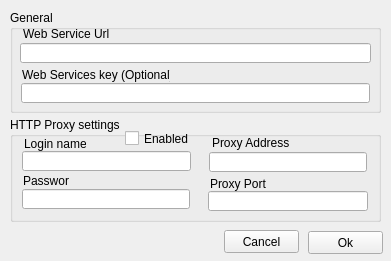
This is src/settings.ui in plaatsoft/plaatscore as Qt 5 draws it before an edit. The edited form follows.
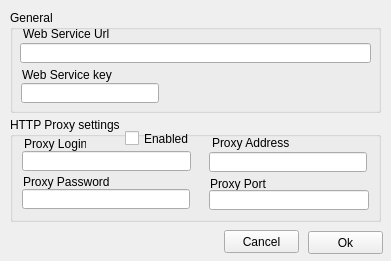
This is the edited form.

Commit message: Next development release

What changed in the file:
```diff
--- a/src/settings.ui
+++ b/src/settings.ui
@@ -64,7 +64,7 @@
      </rect>
     </property>
     <property name="text">
-     <string>Web Services key (Optional)</string>
+     <string>Web Service key</string>
     </property>
    </widget>
    <widget class="QLineEdit" name="webServiceKeyEdit">
@@ -72,7 +72,7 @@
      <rect>
       <x>11</x>
       <y>73</y>
-      <width>349</width>
+      <width>138</width>
       <height>20</height>
      </rect>
     </property>
@@ -126,7 +126,7 @@
      </rect>
     </property>
     <property name="text">
-     <string>Login name</string>
+     <string>Proxy Login</string>
     </property>
    </widget>
    <widget class="QLabel" name="label_4">
@@ -134,12 +134,12 @@
      <rect>
       <x>13</x>
       <y>57</y>
-      <width>46</width>
-      <height>13</height>
+      <width>97</width>
+      <height>16</height>
      </rect>
     </property>
     <property name="text">
-     <string>Password</string>
+     <string>Proxy Password</string>
     </property>
    </widget>
    <widget class="QLabel" name="label_5">
@@ -201,8 +201,8 @@
    <widget class="QLineEdit" name="proxyPortEdit">
     <property name="geometry">
      <rect>
-      <x>198</x>
-      <y>74</y>
+      <x>199</x>
+      <y>73</y>
       <width>160</width>
       <height>20</height>
      </rect>
```
The commit also changes 2 other files.
